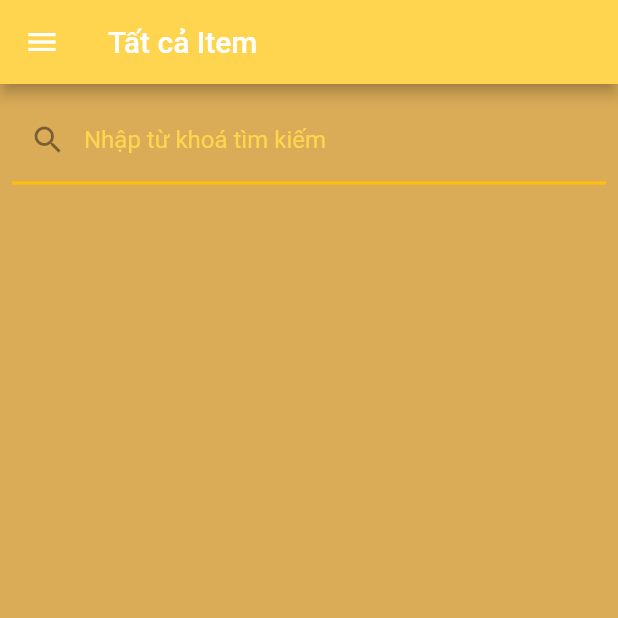
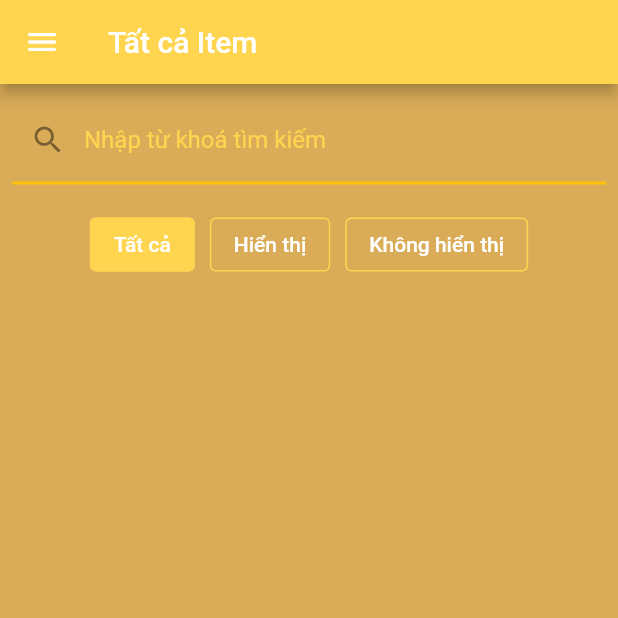
Before and after one commit to dim0147/Hai-Coffe-DenMo, a Flutter app: the ListItemScreen screen opened by its route, on a phone screen of 412 x 824 dp, the top half of it. Run offline on Flutter 3.47's test engine with Material 2 defaults, Android fonts, the phone set to English and light mode, and no system bars; our stand-ins replace extended_masked_text, flutter_slidable, get, hive, hive_flutter, image_picker and 1 more; accounts and stored records are empty; generated files the repository leaves out were written again.

Commit message:
Add visibility in list item

```diff
--- a/lib/Controller/Item/ListItemController.dart
+++ b/lib/Controller/Item/ListItemController.dart
@@ -2,6 +2,7 @@ import 'package:get/get.dart';
 import 'package:hai_noob/App/Utils.dart';
 import 'package:hai_noob/DAO/ItemDAO.dart';
 import 'package:hai_noob/DB/Database.dart';
+import 'package:hai_noob/Model/Item.dart';
 
 class ListItemController extends GetxController
     with StateMixin<List<ItemDataClass>> {
@@ -11,6 +12,7 @@ class ListItemController extends GetxController
   final itemDatas = <ItemDataClass>[].obs;
 
   final searchString = ''.obs;
+  final visibilityFilter = Rxn<bool>();
 
   void onInit() async {
     try {
@@ -27,6 +29,11 @@ class ListItemController extends GetxController
   void onChangeSearchBar(String? string) {
     if (string == null) return;
     searchString.value = string;
+    change(itemDatas, status: RxStatus.success());
+  }
+
+  void onChangeFilterStatus(bool? visibility) {
+    visibilityFilter.value = visibility;
     change(itemDatas, status: RxStatus.success());
   }
 
--- a/lib/Screen/Item/ListItemScreen.dart
+++ b/lib/Screen/Item/ListItemScreen.dart
@@ -7,6 +7,7 @@ import 'package:hai_noob/Controller/Category/ListCategoryController.dart';
 import 'package:hai_noob/Controller/Item/ListItemController.dart';
 import 'package:hai_noob/DAO/ItemDAO.dart';
 import 'package:hai_noob/DB/Database.dart';
+import 'package:hai_noob/Model/Item.dart';
 
 import '../Component.dart';
 
@@ -23,16 +24,19 @@ class ListItemScreen extends GetView<ListItemController> {
               if (itemDatas == null)
                 return Center(child: Text('Không có data'));
 
-              // Filter item
+              // Filter item by string and visibility
               final searchString = controller.searchString.value;
-              print('searchString: $searchString');
-              final listItemData = itemDatas
-                  .where((e) => searchString == ''
-                      ? true
-                      : e.item.name
-                          .toLowerCase()
-                          .contains(searchString.toLowerCase()))
-                  .toList();
+              final visibility = controller.visibilityFilter.value;
+              final listItemData = itemDatas.where((e) {
+                final isIncludeSearchString = searchString == ''
+                    ? true
+                    : e.item.name
+                        .toLowerCase()
+                        .contains(searchString.toLowerCase());
+                final isInVisibilityFilter =
+                    visibility == null ? true : e.item.visibility == visibility;
+                return isIncludeSearchString && isInVisibilityFilter;
+              }).toList();
 
               return Column(
                 children: [
@@ -48,11 +52,57 @@ class ListItemScreen extends GetView<ListItemController> {
                       onChanged: controller.onChangeSearchBar,
                     ),
                   ),
+                  Obx(
+                    () => Padding(
+                      padding: const EdgeInsets.all(8.0),
+                      child: Row(
+                        mainAxisAlignment: MainAxisAlignment.center,
+                        children: [
+                          OutlinedButton(
+                            style: controller.visibilityFilter.value == null
+                                ? OutlinedButton.styleFrom(
+                                    backgroundColor: AppConfig.MAIN_COLOR,
+                                  )
+                                : null,
+                            onPressed: () => controller
+                                .onChangeFilterStatus(null), // null mean all
+                            child: Text('Tất cả'),
+                          ),
+                          SizedBox(width: 10.0),
+                          OutlinedButton(
+                            style: controller.visibilityFilter.value == true
+                                ? OutlinedButton.styleFrom(
+                                    backgroundColor: AppConfig.MAIN_COLOR,
+                                  )
+                                : null,
+                            onPressed: () =>
+                                controller.onChangeFilterStatus(true),
+                            child: Text('Hiển thị'),
+                          ),
+                          SizedBox(width: 10.0),
+                          OutlinedButton(
+                            style: controller.visibilityFilter.value == false
+                                ? OutlinedButton.styleFrom(
+                                    backgroundColor: AppConfig.MAIN_COLOR,
+                                  )
+                                : null,
+                            onPressed: () =>
+                                controller.onChangeFilterStatus(false),
+                            child: Text('Không hiển thị'),
+                          ),
+                        ],
+                      ),
+                    ),
+                  ),
                   Expanded(
                     child: ListView.builder(
                       itemCount: listItemData.length,
-                      itemBuilder: (c, i) =>
+                      itemBuilder: (c, i) => Column(
+                        children: [
                           ListItem(itemData: listItemData[i]),
+                          Divider(),
+                        ],
+                      ),
                     ),
                   ),
                 ],
@@ -87,6 +137,12 @@ class ListItem extends GetView<ListItemController> {
             image: Utils.getImg(itemData.item.image),
           ),
           title: Text(itemData.item.name),
+          subtitle: Text(
+            itemData.item.visibility ? '' : 'Không hiển thị',
+            style: TextStyle(
+              color: itemData.item.visibility ? null : Colors.red,
+            ),
+          ),
           trailing: Text(itemData.item.price.toString() + 'đ'),
         ),
       ),
```
